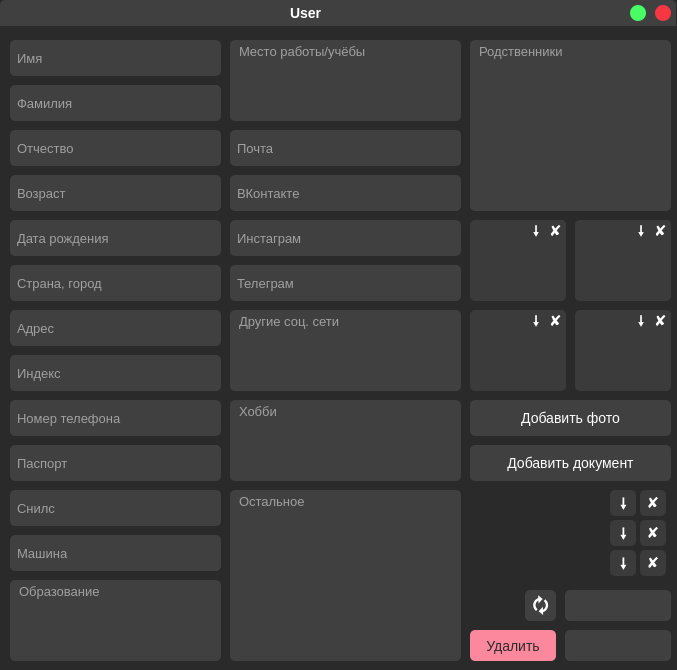
This is src/add_user/add_user.ui in b0shka/desktop_database as Qt 5 draws it before an edit. The edited form follows.
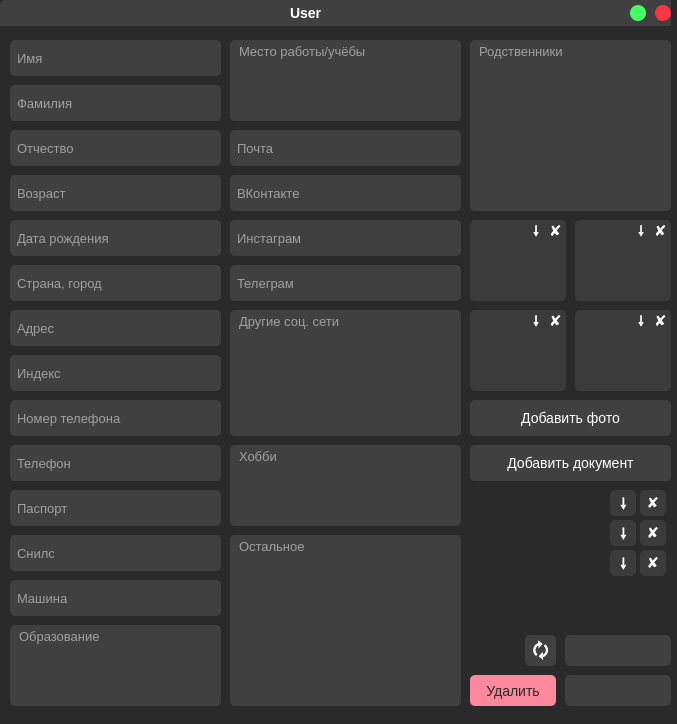
This is the edited form.

What changed in the file:
```diff
--- a/src/add_user/add_user.ui
+++ b/src/add_user/add_user.ui
@@ -7,7 +7,7 @@
     <x>0</x>
     <y>0</y>
     <width>677</width>
-    <height>670</height>
+    <height>724</height>
    </rect>
   </property>
   <property name="windowTitle">
@@ -24,8 +24,8 @@
     <rect>
      <x>0</x>
      <y>0</y>
-     <width>676</width>
-     <height>671</height>
+     <width>671</width>
+     <height>711</height>
     </rect>
    </property>
    <property name="minimumSize">
@@ -257,7 +257,7 @@
     <property name="geometry">
      <rect>
       <x>565</x>
-      <y>630</y>
+      <y>675</y>
       <width>106</width>
       <height>31</height>
      </rect>
@@ -404,7 +404,7 @@
     <property name="geometry">
      <rect>
       <x>10</x>
-      <y>445</y>
+      <y>490</y>
       <width>211</width>
       <height>36</height>
      </rect>
@@ -427,7 +427,7 @@
     <property name="geometry">
      <rect>
       <x>10</x>
-      <y>490</y>
+      <y>535</y>
       <width>211</width>
       <height>36</height>
      </rect>
@@ -450,7 +450,7 @@
     <property name="geometry">
      <rect>
       <x>10</x>
-      <y>535</y>
+      <y>580</y>
       <width>211</width>
       <height>36</height>
      </rect>
@@ -588,7 +588,7 @@
     <property name="geometry">
      <rect>
       <x>230</x>
-      <y>490</y>
+      <y>535</y>
       <width>231</width>
       <height>171</height>
      </rect>
@@ -613,7 +613,7 @@
       <x>230</x>
       <y>310</y>
       <width>231</width>
-      <height>81</height>
+      <height>126</height>
      </rect>
     </property>
     <property name="styleSheet">
@@ -906,7 +906,7 @@
     <property name="geometry">
      <rect>
       <x>565</x>
-      <y>590</y>
+      <y>635</y>
       <width>106</width>
       <height>31</height>
      </rect>
@@ -945,7 +945,7 @@
     <property name="geometry">
      <rect>
       <x>470</x>
-      <y>630</y>
+      <y>675</y>
       <width>86</width>
       <height>31</height>
      </rect>
@@ -1362,7 +1362,7 @@
     <property name="geometry">
      <rect>
       <x>10</x>
-      <y>580</y>
+      <y>625</y>
       <width>211</width>
       <height>81</height>
      </rect>
@@ -1408,7 +1408,7 @@
     <property name="geometry">
      <rect>
       <x>230</x>
-      <y>400</y>
+      <y>445</y>
       <width>231</width>
       <height>81</height>
      </rect>
@@ -1431,7 +1431,7 @@
     <property name="geometry">
      <rect>
       <x>525</x>
-      <y>590</y>
+      <y>635</y>
       <width>31</width>
       <height>31</height>
      </rect>
@@ -1461,6 +1461,29 @@
      <string>🗘</string>
     </property>
    </widget>
+   <widget class="QLineEdit" name="phone">
+    <property name="geometry">
+     <rect>
+      <x>10</x>
+      <y>445</y>
+      <width>211</width>
+      <height>36</height>
+     </rect>
+    </property>
+    <property name="styleSheet">
+     <string notr="true">font-size: 13px;
+color: white;
+background-color: #404040;
+border-radius: 5px;
+padding-left: 5px;</string>
+    </property>
+    <property name="text">
+     <string/>
+    </property>
+    <property name="placeholderText">
+     <string>Телефон</string>
+    </property>
+   </widget>
   </widget>
  </widget>
  <resources/>
```
